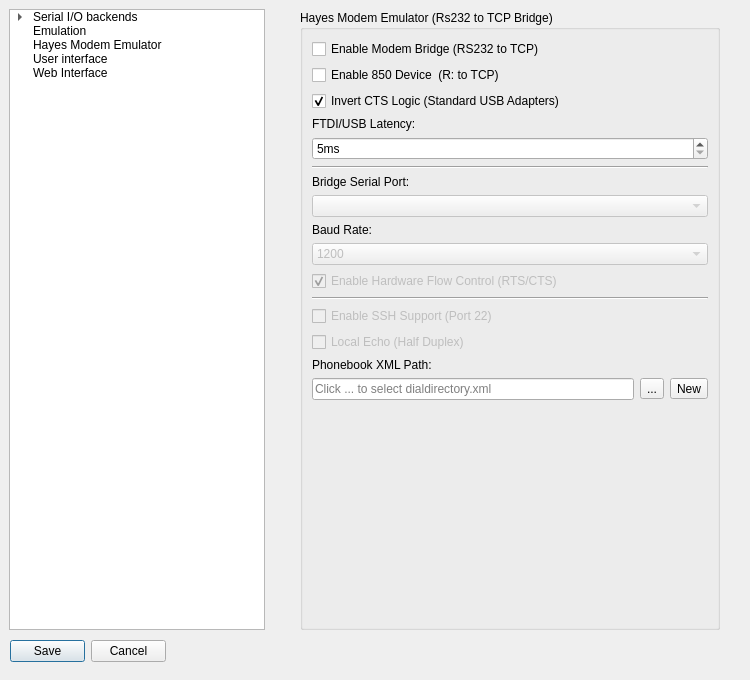
Above: src/optionsdialog.ui from pjones1063/AspeQt-2k26 before the change. Below: the same form after it.
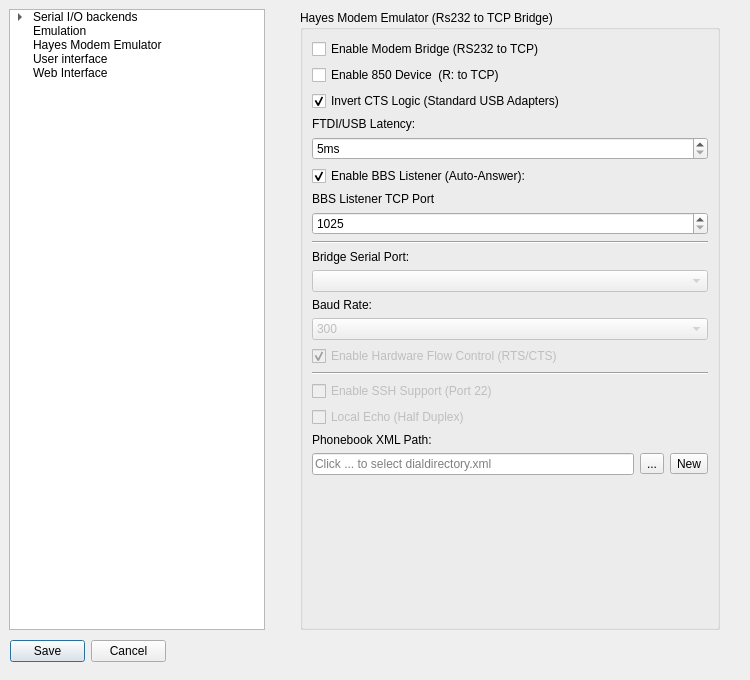
That is the form after the change.

Patch:
```diff
--- a/src/optionsdialog.ui
+++ b/src/optionsdialog.ui
@@ -743,6 +743,40 @@
           </property>
          </widget>
         </item>
+        <item>
+         <widget class="QCheckBox" name="enableBbsPort">
+          <property name="enabled">
+           <bool>true</bool>
+          </property>
+          <property name="toolTip">
+           <string>Enable if using a standard FTDI USB adapter.
+Leave unchecked for direct Raspberry Pi GPIO.</string>
+          </property>
+          <property name="text">
+           <string>Enable BBS Listener (Auto-Answer):</string>
+          </property>
+          <property name="checked">
+           <bool>true</bool>
+          </property>
+         </widget>
+        </item>
+        <item>
+         <widget class="QLabel" name="bbsPort">
+          <property name="text">
+           <string>BBS Listener TCP Port</string>
+          </property>
+         </widget>
+        </item>
+        <item>
+         <widget class="QSpinBox" name="bbsPortBox">
+          <property name="minimum">
+           <number>1025</number>
+          </property>
+          <property name="maximum">
+           <number>65000</number>
+          </property>
+         </widget>
+        </item>
         <item>
          <widget class="Line" name="line_modem_2">
           <property name="orientation">
@@ -779,7 +813,17 @@
           <property name="enabled">
            <bool>false</bool>
           </property>
-          <item>
+         <item>
+           <property name="text">
+            <string>300</string>
+           </property>
+          </item>
+         <item>
+           <property name="text">
+            <string>600</string>
+           </property>
+          </item>
+         <item>
            <property name="text">
             <string>1200</string>
            </property>
```
